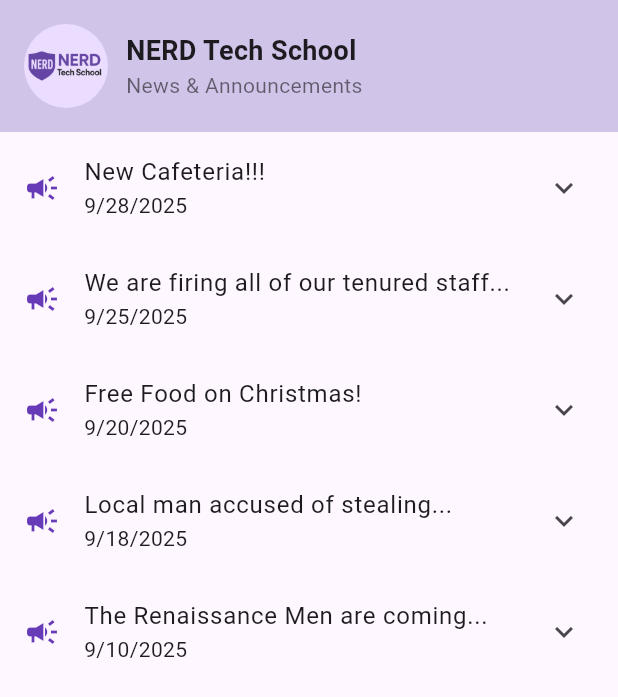
After one commit to AndrewO777/MobileClient-CS321, a Flutter app: the NewsPage screen opened directly, on a phone screen of 412 x 824 dp. The commit adds this screen. Shown: the top 697 px of the screen. Run offline on Flutter 3.47's test engine with Material 3 defaults, Android fonts, the light colour scheme and no system bars.

Commit message:
Created news page and added assets directory

```diff
--- a/lib/main.dart
+++ b/lib/main.dart
@@ -13,6 +13,8 @@ class MyApp extends StatelessWidget {
     return MaterialApp(
       title: 'School App',
       home: const HomePage(),
+      //For the future
+      //news: const NewsPage(),
     );
   }
 }
--- /dev/null
+++ b/lib/pages/news_page.dart
@@ -0,0 +1,112 @@
+import 'package:flutter/material.dart';
+
+class NewsPage extends StatelessWidget {
+  const NewsPage({super.key});
+
+  final List<Map<String, dynamic>> newsItems = const [
+    {
+      "title": "New Cafeteria!!!",
+      "date": "2025-09-28",
+      "content":
+      "We are excited to announce that a brand new cafeteria has opened, providing healthier food options for students."
+    },
+    {
+      "title": "We are firing all of our tenured staff...",
+      "date": "2025-09-25",
+      "content":
+      "Important restructuring announcement. Please read the official memo for full details."
+    },
+    {
+      "title": "Free Food on Christmas!",
+      "date": "2025-09-20",
+      "content":
+      "On Christmas Day, the school will provide free meals for students and staff."
+    },
+    {
+      "title": "Local man accused of stealing...",
+      "date": "2025-09-18",
+      "content":
+      "This is a placeholder article. Details pending official confirmation."
+    },
+    {
+      "title": "The Renaissance Men are coming...",
+      "date": "2025-09-10",
+      "content":
+      "The Renaissance Men will perform at the school auditorium. Don’t miss this fun event!"
+    },
+  ];
+
+  @override
+  Widget build(BuildContext context) {
+    // Sort by date (newest first)
+    final sortedNews = [...newsItems];
+    sortedNews.sort((a, b) => DateTime.parse(b["date"])
+        .compareTo(DateTime.parse(a["date"])));
+
+    return Scaffold(
+      body: Column(
+        children: [
+          // Wrap header in SafeArea (so camera and info does not cover header)
+          SafeArea(
+            child: Container(
+              padding: const EdgeInsets.all(16),
+              color: Colors.deepPurple.shade100,
+              child: Row(
+                children: [
+                  const CircleAvatar(
+                    radius: 28,
+                    backgroundImage: AssetImage("assets/school_logo.png"),
+                  ),
+                  const SizedBox(width: 12),
+                  Expanded(
+                    child: Column(
+                      crossAxisAlignment: CrossAxisAlignment.start,
+                      children: const [
+                        Text(
+                          "NERD Tech School",
+                          style: TextStyle(
+                            fontSize: 18,
+                            fontWeight: FontWeight.bold,
+                          ),
+                        ),
+                        Text(
+                          "News & Announcements",
+                          style: TextStyle(
+                            fontSize: 14,
+                            color: Colors.black54,
+                          ),
+                        ),
+                      ],
+                    ),
+                  )
+                ],
+              ),
+            ),
+          ),
+
+          // News list
+          Expanded(
+            child: ListView.builder(
+              itemCount: sortedNews.length,
+              itemBuilder: (context, index) {
+                final item = sortedNews[index];
+                final date = DateTime.parse(item["date"]);
+                return ExpansionTile(
+                  leading: const Icon(Icons.campaign, color: Colors.deepPurple),
+                  title: Text(item["title"]),
+                  subtitle: Text("${date.month}/${date.day}/${date.year}"),
+                  children: [
+                    Padding(
+                      padding: const EdgeInsets.all(12.0),
+                      child: Text(item["content"]),
+                    )
+                  ],
+                );
+              },
+            ),
+          ),
+        ],
+      ),
+    );
+  }
+}
--- a/pubspec.yaml
+++ b/pubspec.yaml
@@ -61,6 +61,8 @@ flutter:
   # assets:
   #   - images/a_dot_burr.jpeg
   #   - images/a_dot_ham.jpeg
+  assets:
+    - assets/school_logo.png
 
   # An image asset can refer to one or more resolution-specific "variants", see
   # https://flutter.dev/to/resolution-aware-images
```
Also changed, not shown: assets/school_logo.png (added), 1 other file.
